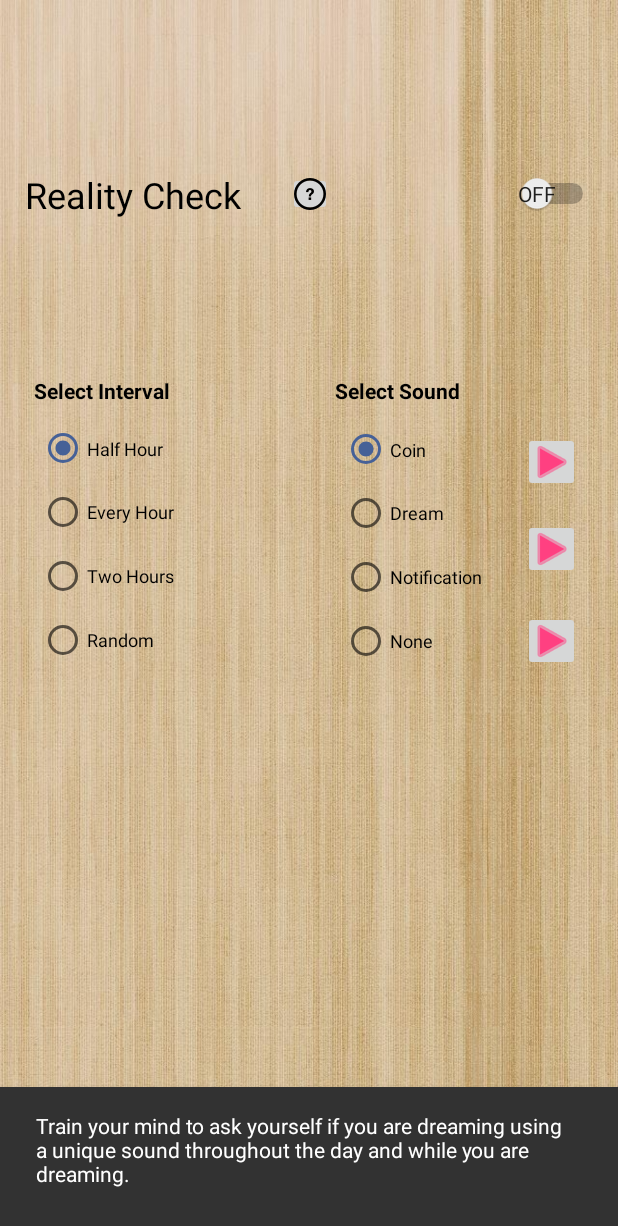
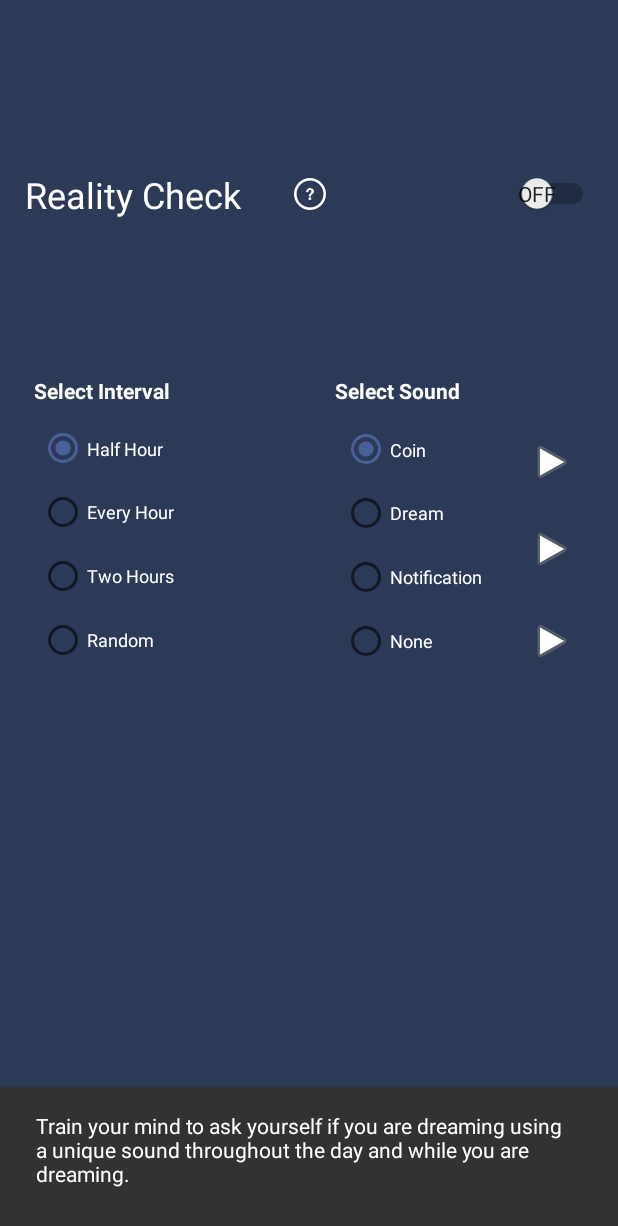
Before and after one commit to zhg0003/DesignProject, an Android app: the ToolsActivity screen opened directly, with no data from a screen before it, after a tap on an icon or button, on a phone screen of 412 x 824 dp. Shown: the top 1226 px of the screen. Run offline under Robolectric (Android 15) with nearby library versions, the phone set to English and light mode, and no system bars; our stand-ins replace Firebase (no records; nobody signed in at launch, a user with empty details on screens opened directly).

Commit message:
took out test Firestore code and updated UI to match current layout

```diff
--- a/app/src/main/res/layout/activity_tools.xml
+++ b/app/src/main/res/layout/activity_tools.xml
@@ -5,7 +5,7 @@
     android:id="@+id/tools_layout_id"
     android:layout_width="match_parent"
     android:layout_height="match_parent"
-    android:background="@drawable/woodbg2"
+    android:background="#2C3A57"
     tools:context="com.example.g.luciddreamgenerator.ToolsActivity">
 
     <android.support.design.widget.AppBarLayout
@@ -41,6 +41,7 @@
             android:layout_width="wrap_content"
             android:layout_height="wrap_content"
             android:layout_weight="1"
+            android:textColor="#FFFFFF"
             android:text="Half Hour"
             android:textSize="12sp" />
 
@@ -49,6 +50,7 @@
             android:layout_width="wrap_content"
             android:layout_height="wrap_content"
             android:layout_weight="1"
+            android:textColor="#FFFFFF"
             android:text="Every Hour"
             android:textSize="12sp" />
 
@@ -57,6 +59,7 @@
             android:layout_width="wrap_content"
             android:layout_height="wrap_content"
             android:layout_weight="1"
+            android:textColor="#FFFFFF"
             android:text="Two Hours"
             android:textSize="12sp" />
 
@@ -65,6 +68,7 @@
             android:layout_width="match_parent"
             android:layout_height="wrap_content"
             android:layout_weight="1"
+            android:textColor="#FFFFFF"
             android:text="Random"
             android:textSize="12sp"
             tools:layout_editor_absoluteY="127dp" />
@@ -96,6 +100,7 @@
             android:layout_width="wrap_content"
             android:layout_height="wrap_content"
             android:layout_weight="1"
+            android:textColor="#FFFFFF"
             android:text="Coin"
             android:textSize="12sp" />
 
@@ -104,6 +109,7 @@
             android:layout_width="wrap_content"
             android:layout_height="wrap_content"
             android:layout_weight="1"
+            android:textColor="#FFFFFF"
             android:text="Dream"
             android:textSize="12sp" />
 
@@ -112,6 +118,7 @@
             android:layout_width="wrap_content"
             android:layout_height="wrap_content"
             android:layout_weight="1"
+            android:textColor="#FFFFFF"
             android:text="Notification"
             android:textSize="12sp" />
 
@@ -120,6 +127,7 @@
             android:layout_width="wrap_content"
             android:layout_height="wrap_content"
             android:layout_weight="1"
+            android:textColor="#FFFFFF"
             android:text="None"
             android:textSize="12sp" />
     </RadioGroup>
@@ -133,7 +141,7 @@
         android:layout_marginStart="8dp"
         android:layout_marginTop="8dp"
         android:text="Select Interval"
-        android:textColor="@android:color/black"
+        android:textColor="#FFFFFF"
         android:textSize="14sp"
         android:textStyle="bold"
         app:layout_constraintBottom_toBottomOf="parent"
@@ -152,7 +160,7 @@
         android:layout_marginStart="8dp"
         android:layout_marginTop="8dp"
         android:text="Reality Check"
-        android:textColor="@android:color/black"
+        android:textColor="#FFFFFF"
         android:textSize="24sp"
         app:layout_constraintBottom_toBottomOf="parent"
         app:layout_constraintEnd_toEndOf="parent"
@@ -170,7 +178,7 @@
         android:layout_marginStart="8dp"
         android:layout_marginTop="8dp"
         android:text="Select Sound"
-        android:textColor="@android:color/black"
+        android:textColor="#FFFFFF"
         android:textSize="14sp"
         android:textStyle="bold"
         app:layout_constraintBottom_toBottomOf="parent"
@@ -188,12 +196,15 @@
         android:layout_marginEnd="8dp"
         android:layout_marginStart="8dp"
         android:layout_marginTop="8dp"
+        android:background="@null"
         android:checked="false"
         android:showText="true"
         android:splitTrack="false"
+        android:textColor="#FFF"
         android:textOff="Off"
         android:textOn="On"
         android:textSize="18sp"
+        android:visibility="visible"
         app:layout_constraintBottom_toBottomOf="parent"
         app:layout_constraintEnd_toEndOf="parent"
         app:layout_constraintHorizontal_bias="0.972"
@@ -210,6 +221,9 @@
         android:layout_marginEnd="8dp"
         android:layout_marginStart="8dp"
         android:layout_marginTop="8dp"
+        android:background="@null"
+        android:textColor="#FFF"
+        android:tint="#FFF"
         app:layout_constraintBottom_toBottomOf="parent"
         app:layout_constraintEnd_toEndOf="parent"
         app:layout_constraintHorizontal_bias="0.501"
@@ -228,7 +242,8 @@
         android:layout_marginRight="8dp"
         android:layout_marginStart="8dp"
         android:layout_marginTop="8dp"
-        android:tint="@color/colorAccent"
+        android:textColor="#FFF"
+        android:background="@null"
         app:layout_constraintBottom_toBottomOf="parent"
         app:layout_constraintEnd_toEndOf="parent"
         app:layout_constraintHorizontal_bias="0.951"
@@ -247,7 +262,8 @@
         android:layout_marginRight="8dp"
         android:layout_marginStart="8dp"
         android:layout_marginTop="8dp"
-        android:tint="@color/colorAccent"
+        android:background="@null"
+        android:textColor="#FFF"
         app:layout_constraintBottom_toBottomOf="parent"
         app:layout_constraintEnd_toEndOf="parent"
         app:layout_constraintHorizontal_bias="0.951"
@@ -266,7 +282,8 @@
         android:layout_marginRight="8dp"
         android:layout_marginStart="8dp"
         android:layout_marginTop="8dp"
-        android:tint="@color/colorAccent"
+        android:textColor="#FFF"
+        android:background="@null"
         app:layout_constraintBottom_toBottomOf="parent"
         app:layout_constraintEnd_toEndOf="parent"
         app:layout_constraintHorizontal_bias="0.951"
@@ -275,21 +292,4 @@
         app:layout_constraintVertical_bias="0.520"
         app:srcCompat="@android:drawable/ic_media_play" />
 
-    <Button
-        android:id="@+id/button14"
-        android:layout_width="wrap_content"
-        android:layout_height="wrap_content"
-        android:layout_marginBottom="8dp"
-        android:layout_marginEnd="8dp"
-        android:layout_marginLeft="8dp"
-        android:layout_marginRight="8dp"
-        android:layout_marginStart="8dp"
-        android:layout_marginTop="8dp"
-        android:text="Button"
-        app:layout_constraintBottom_toBottomOf="parent"
-        app:layout_constraintEnd_toEndOf="parent"
-        app:layout_constraintStart_toStartOf="parent"
-        app:layout_constraintTop_toTopOf="parent"
-        app:layout_constraintVertical_bias="0.944" />
-
 </android.support.constraint.ConstraintLayout>
```
Also changed, not shown: app/src/main/java/com/example/g/luciddreamgenerator/ForgotPasswordActivity.java (added, +13 -0 lines), app/src/main/java/com/example/g/luciddreamgenerator/ToolsActivity.java (+0 -88 lines), app/src/main/res/layout/activity_forgot_password.xml (added, +9 -0 lines).
